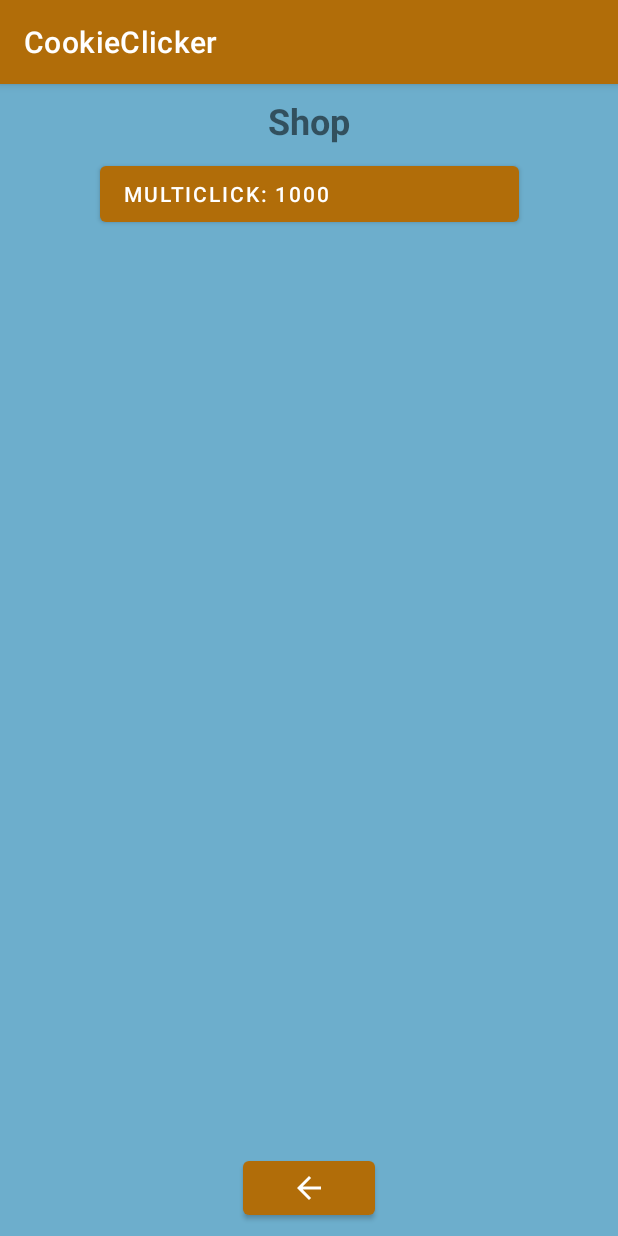
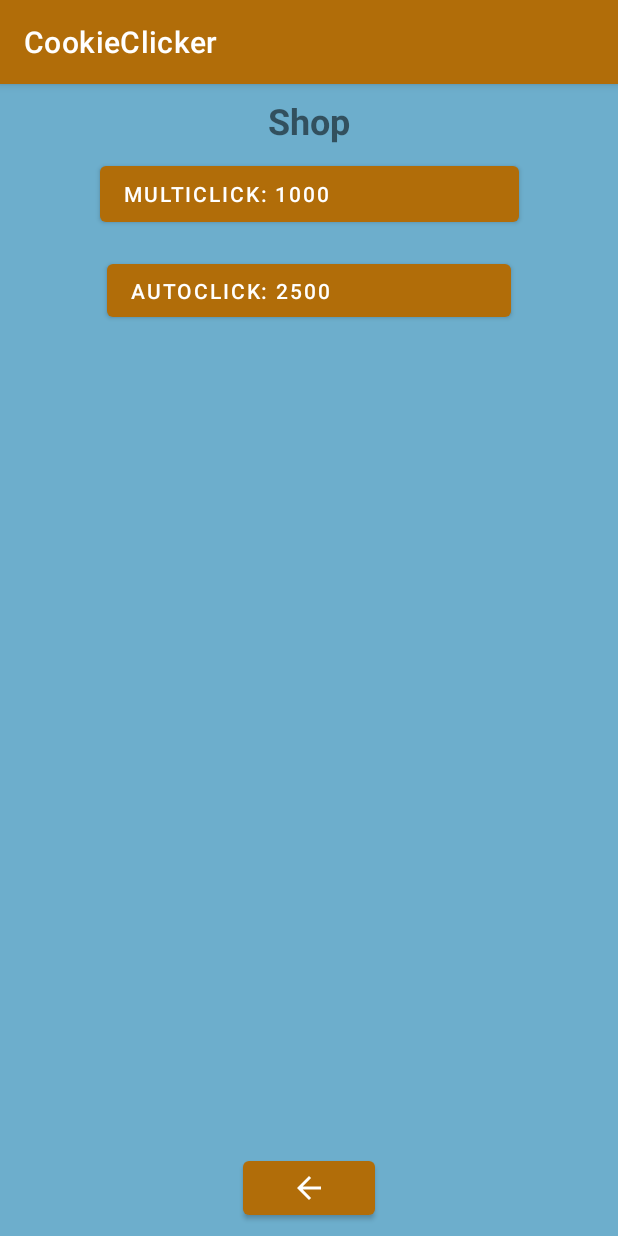
Before and after one commit to thoredev/CookieClicker, an Android app: the screen it shows after launch (ShopActivity), after a tap on "Shop", on a phone screen of 412 x 824 dp. Run offline under Robolectric (Android 15) with nearby library versions, the light colour scheme and no system bars; our stand-ins replace navigation-ui.

Commit message:
Autoclick Update

```diff
--- a/app/src/main/java/de/thore_dev/cookieclicker/MainActivity.java
+++ b/app/src/main/java/de/thore_dev/cookieclicker/MainActivity.java
@@ -24,6 +24,13 @@ import android.widget.Button;
 import android.widget.ImageButton;
 import android.widget.TextView;
 
+import java.util.Timer;
+import java.util.TimerTask;
+import java.util.concurrent.Executors;
+import java.util.concurrent.ScheduledFuture;
+import java.util.concurrent.ScheduledThreadPoolExecutor;
+import java.util.concurrent.TimeUnit;
+
 public class MainActivity extends AppCompatActivity {
 
     private AppBarConfiguration appBarConfiguration;
@@ -31,7 +38,9 @@ public class MainActivity extends AppCompatActivity {
 
     static int ccount;
     static int multiplier;
+    static int clickspersecond;
 
+    static Timer t;
 
     static SharedPreferences countSettings;
 
@@ -46,8 +55,27 @@ public class MainActivity extends AppCompatActivity {
         countSettings = getSharedPreferences("count", 0);
         ccount = countSettings.getInt("counts",0);
         multiplier = countSettings.getInt("mults", 1);
+        clickspersecond = countSettings.getInt("cps", 0);
+
         TextView tv = findViewById(R.id.textView2);
         tv.setText(Integer.toString(ccount));
+        if(t != null) {
+            t.cancel();
+        }
+        t = new Timer();
+        t.scheduleAtFixedRate(new TimerTask() {
+            @Override
+            public void run() {
+                ccount+=clickspersecond;
+                runOnUiThread(new Runnable() {
+                    @Override
+                    public void run() {
+                        tv.setText(Integer.toString(ccount));
+                    }
+                });
+
+            }
+        }, 0, 1000);
 
         TextView tv2 = findViewById(R.id.textView3);
         tv2.setText(Integer.toString(multiplier)+"x");
--- a/app/src/main/java/de/thore_dev/cookieclicker/ShopActivity.java
+++ b/app/src/main/java/de/thore_dev/cookieclicker/ShopActivity.java
@@ -34,6 +34,25 @@ public class ShopActivity extends AppCompatActivity {
             }
         });
 
+        Button btnAutoclick = findViewById(R.id.button5);
+        btnAutoclick.setText("Autoclick: " + (2500+1000*MainActivity.clickspersecond));
+        btnAutoclick.setOnClickListener(new View.OnClickListener() {
+            @Override
+            public void onClick(View view) {
+                if (MainActivity.ccount>= 2500+1000*MainActivity.clickspersecond){
+                    MainActivity.ccount -= 2500+1000*MainActivity.clickspersecond;
+                    MainActivity.clickspersecond++;
+
+                    SharedPreferences.Editor edit = MainActivity.countSettings.edit();
+                    edit.putInt("cps",MainActivity.clickspersecond);
+                    edit.putInt("counts",MainActivity.ccount);
+                    edit.apply();
+
+                    btnAutoclick.setText("Autoclick: " + (2500+1000*MainActivity.clickspersecond));
+                }
+            }
+        });
+
         Button btnBack = findViewById(R.id.button4);
         btnBack.setOnClickListener(new View.OnClickListener() {
             @Override
--- a/app/src/main/res/layout/activity_shop.xml
+++ b/app/src/main/res/layout/activity_shop.xml
@@ -50,4 +50,17 @@
         app:layout_constraintBottom_toBottomOf="parent"
         app:layout_constraintEnd_toEndOf="parent"
         app:layout_constraintStart_toStartOf="parent" />
+
+    <Button
+        android:id="@+id/button5"
+        android:layout_width="269dp"
+        android:layout_height="47dp"
+        android:layout_marginStart="8dp"
+        android:layout_marginTop="16dp"
+        android:layout_marginEnd="8dp"
+        android:text="Autoclick: 2500"
+        android:textAlignment="viewStart"
+        app:layout_constraintEnd_toEndOf="parent"
+        app:layout_constraintStart_toStartOf="parent"
+        app:layout_constraintTop_toBottomOf="@+id/button3" />
 </androidx.constraintlayout.widget.ConstraintLayout>
```
